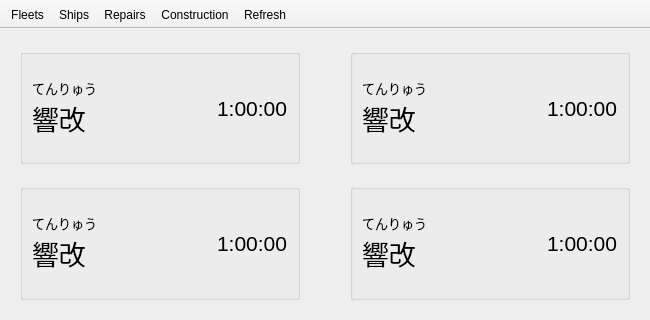
The window that KCMainWindow.ui (KanColleTool/kct-tool) describes before a commit, drawn with Qt 5.
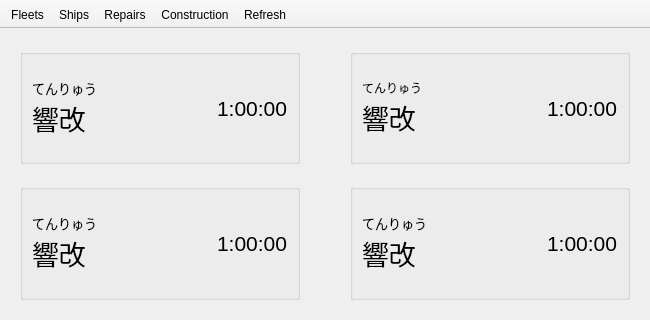
The same window after the commit. The open tabs and pages were chosen to show the change.

```diff
--- a/KCMainWindow.ui
+++ b/KCMainWindow.ui
@@ -1962,7 +1962,6 @@
                <property name="font">
                 <font>
                  <family>MS Gothic</family>
-                 <pointsize>10</pointsize>
                 </font>
                </property>
                <property name="text">
```
Left out of the diff: 2 changed lines with no effect on the pictures.
